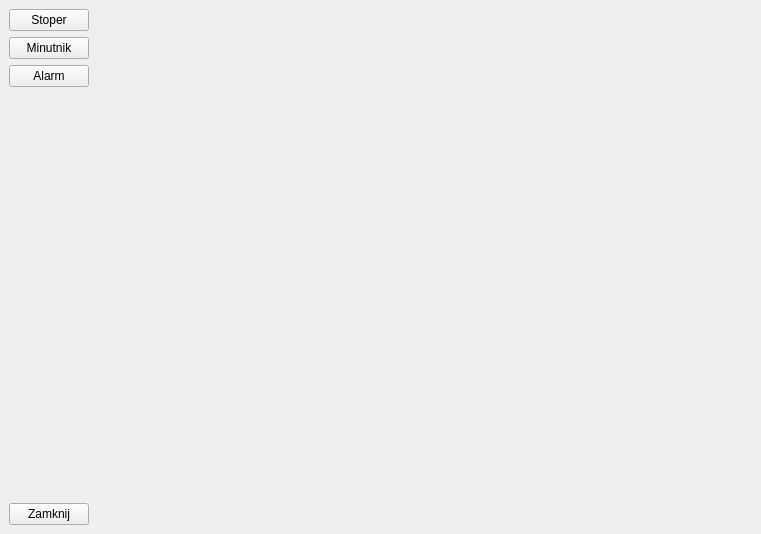
Before: the Qt Designer form mainwindow.ui in Adam9909/Projekt-wlasciwy, drawn with Qt 5.
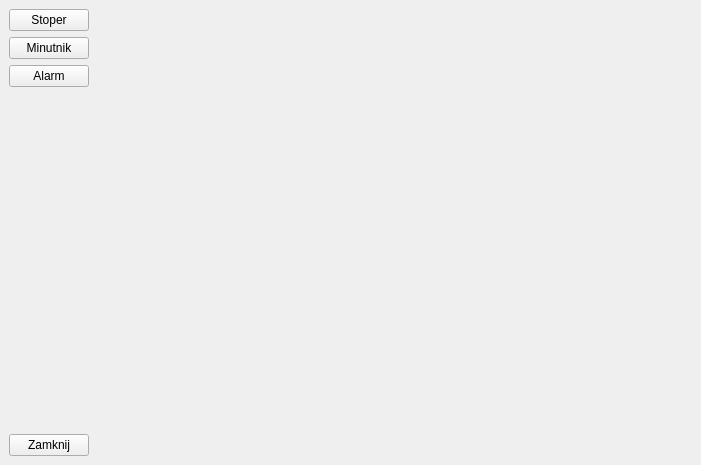
After: the same form once the commit is applied.

Patch:
```diff
--- a/mainwindow.ui
+++ b/mainwindow.ui
@@ -6,8 +6,8 @@
    <rect>
     <x>0</x>
     <y>0</y>
-    <width>761</width>
-    <height>534</height>
+    <width>701</width>
+    <height>465</height>
    </rect>
   </property>
   <property name="windowTitle">
@@ -15,13 +15,6 @@
   </property>
   <widget class="QWidget" name="centralwidget">
    <layout class="QFormLayout" name="formLayout">
-    <item row="4" column="0">
-     <widget class="QPushButton" name="pushButton">
-      <property name="text">
-       <string>Zamknij</string>
-      </property>
-     </widget>
-    </item>
     <item row="0" column="0">
      <widget class="QPushButton" name="stoper">
       <property name="text">
@@ -56,6 +49,13 @@
       </property>
      </spacer>
     </item>
+    <item row="4" column="0">
+     <widget class="QPushButton" name="minutnik">
+      <property name="text">
+       <string>Zamknij</string>
+      </property>
+     </widget>
+    </item>
    </layout>
   </widget>
  </widget>
```
Left out of the diff: 34 changed lines with no effect on the pictures.
